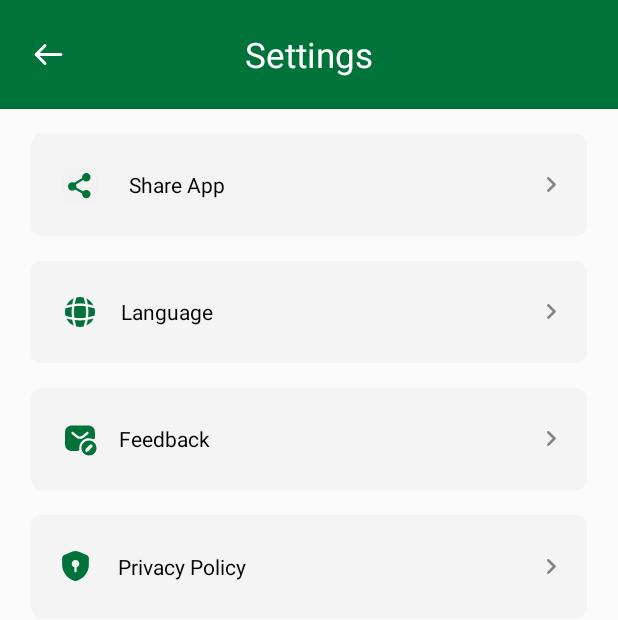
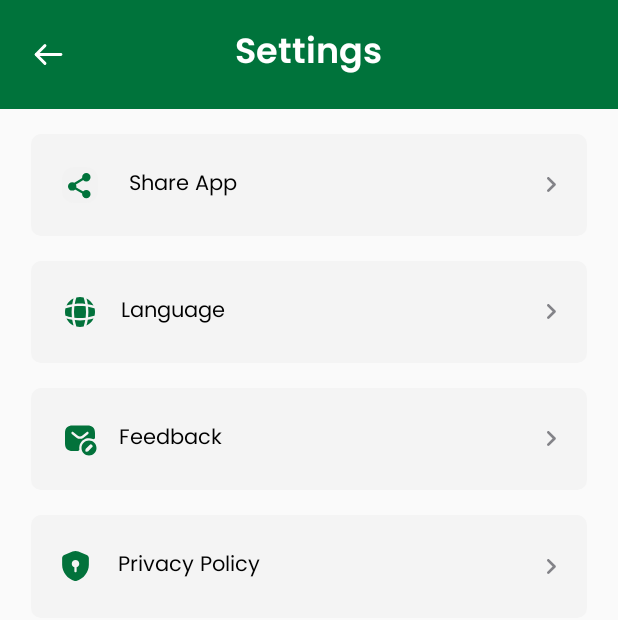
Before and after one commit to kyata002/1.Excel_Reader, an Android app: the SettingActivity screen opened directly, with no data from a screen before it, on a phone screen of 412 x 824 dp. Shown: the top 620 px of the screen. Run offline under Robolectric (Android 15) with nearby library versions, the phone set to English and light mode, and no system bars; our stand-ins replace sdp/ssp sizes.

Commit message:
updateFont

```diff
--- a/app/src/main/res/layout/activity_main.xml
+++ b/app/src/main/res/layout/activity_main.xml
@@ -96,7 +96,8 @@
             android:text="All File"
             android:textAllCaps="false"
             android:textColor="#fff"
-            android:textSize="@dimen/_16sdp" />
+            android:textSize="@dimen/_16sdp"
+            android:fontFamily="@font/poppins_semibold"/>
 
         <Button
             android:id="@+id/btn_favourite"
@@ -108,7 +109,8 @@
             android:text="Favorite"
             android:textAllCaps="false"
             android:textColor="#000"
-            android:textSize="@dimen/_16sdp" />
+            android:textSize="@dimen/_16sdp"
+            android:fontFamily="@font/poppins_semibold"/>
 
         <Button
             android:id="@+id/sort_btn"
--- a/app/src/main/res/layout/activity_setting.xml
+++ b/app/src/main/res/layout/activity_setting.xml
@@ -27,7 +27,8 @@
                     android:layout_gravity="center"
                     android:layout_width="wrap_content"
                     android:textSize="@dimen/_18sdp"
-                    android:layout_height="wrap_content"/>
+                    android:layout_height="wrap_content"
+                    android:fontFamily="@font/poppins_semibold"/>
             </FrameLayout>
 
         </LinearLayout>
@@ -58,7 +59,8 @@
                     android:layout_marginLeft="@dimen/_16sdp"
                     android:layout_gravity="center"
                     android:layout_width="wrap_content"
-                    android:layout_height="wrap_content"/>
+                    android:layout_height="wrap_content"
+                    android:fontFamily="@font/poppins_regular"/>
                 <ImageView
                     android:layout_gravity="center"
                     android:background="@drawable/ic_show"
@@ -89,7 +91,8 @@
                     android:layout_marginLeft="@dimen/_12sdp"
                     android:layout_gravity="center"
                     android:layout_width="wrap_content"
-                    android:layout_height="wrap_content"/>
+                    android:layout_height="wrap_content"
+                    android:fontFamily="@font/poppins_regular"/>
                 <ImageView
                     android:layout_gravity="center"
                     android:background="@drawable/ic_show"
@@ -121,7 +124,8 @@
                     android:layout_marginLeft="@dimen/_11sdp"
                     android:layout_gravity="center"
                     android:layout_width="wrap_content"
-                    android:layout_height="wrap_content"/>
+                    android:layout_height="wrap_content"
+                    android:fontFamily="@font/poppins_regular"/>
                 <ImageView
                     android:layout_gravity="center"
                     android:background="@drawable/ic_show"
@@ -151,8 +155,10 @@
                     android:textColor="#000"
                     android:layout_marginLeft="@dimen/_15sdp"
                     android:layout_gravity="center"
-                    android:layout_width="wrap_content"
-                    android:layout_height="wrap_content"/>
+                    android:layout_width="0dp"
+                    android:layout_height="wrap_content"
+                    android:gravity="center|left"
+                    android:fontFamily="@font/poppins_regular"/>
                 <ImageView
                     android:layout_gravity="center"
                     android:background="@drawable/ic_show"
--- a/app/src/main/res/layout/activity_splash.xml
+++ b/app/src/main/res/layout/activity_splash.xml
@@ -17,7 +17,7 @@
         android:gravity="center"
         android:text="Welcome to Excel Reader"
         android:textSize="@dimen/_20sdp"
-        android:fontFamily="sans-serif"
+        android:fontFamily="@font/poppins_semibold"
         android:textFontWeight="600"
         android:layout_marginTop="@dimen/_24sdp"
         android:textColor="@color/white"/>
@@ -34,7 +34,7 @@
         android:textFontWeight="400"
         android:textSize="@dimen/_12sdp"
         android:textColor="@color/white"
-        android:fontFamily="sans-serif"
+        android:fontFamily="@font/poppins_regular"
         android:layout_gravity="center"
         android:gravity="center"
         android:layout_marginTop="@dimen/_8sdp"/>
--- a/app/src/main/res/layout/item_file.xml
+++ b/app/src/main/res/layout/item_file.xml
@@ -27,7 +27,7 @@
             android:layout_width="wrap_content"
             android:layout_height="wrap_content"
             android:layout_marginStart="@dimen/_8sdp"
-            android:fontFamily="sans-serif-thin"
+            android:fontFamily="@font/poppins_semibold"
             android:singleLine="true"
             android:text="@string/app_name"
             android:textColor="@color/black"
@@ -39,7 +39,7 @@
             android:layout_width="150dp"
             android:layout_height="match_parent"
             android:layout_marginStart="@dimen/_8sdp"
-            android:fontFamily="sans-serif-thin"
+            android:fontFamily="@font/poppins_regular"
             android:singleLine="true"
             android:text="@string/app_name"
             android:textColor="@color/black"
--- a/app/src/main/res/menu/popup_menu_more.xml
+++ b/app/src/main/res/menu/popup_menu_more.xml
@@ -1,6 +1,6 @@
 <?xml version="1.0" encoding="utf-8"?>
 <menu xmlns:android="http://schemas.android.com/apk/res/android">
-    <item android:id="@+id/share" android:title="Share" android:icon="@drawable/ic_share"/>
+    <item android:id="@+id/share" android:title="Share" android:icon="@drawable/ic_share" />
     <item android:id="@+id/rename" android:title="Rename" android:icon="@drawable/ic_edit"/>
     <item android:id="@+id/detail" android:title="Detail" android:icon="@drawable/ic_detail"/>
     <item android:id="@+id/delete" android:title="Delete" android:icon="@drawable/ic_delete"/>
```
